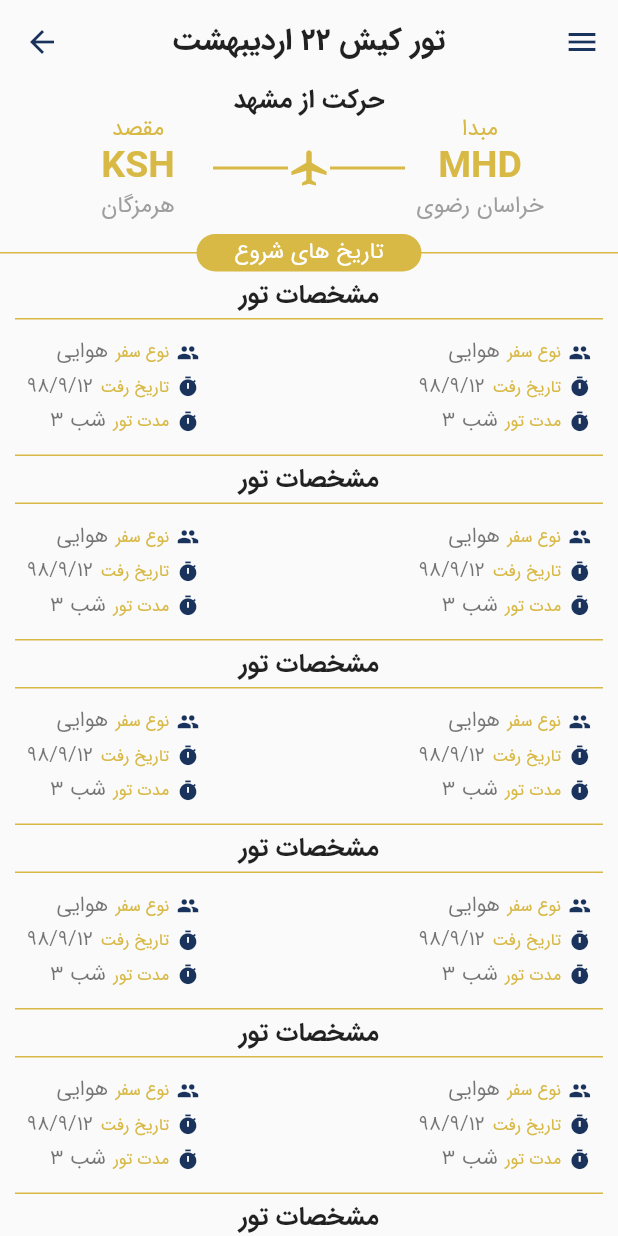
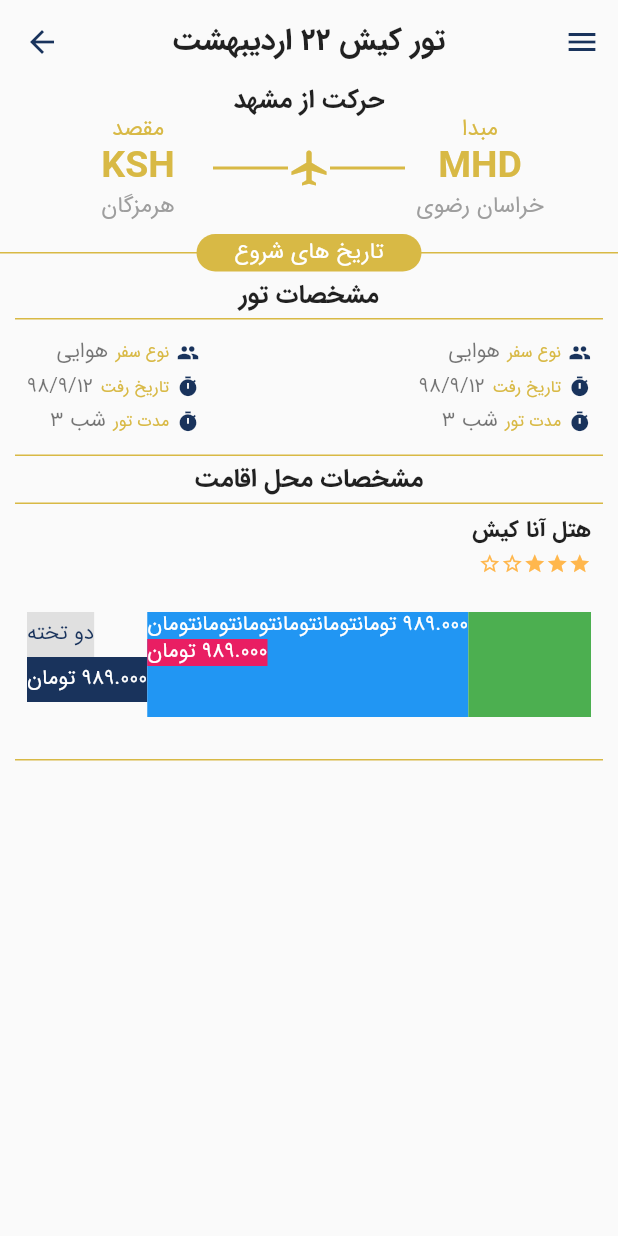
Before and after one commit to salehzarei/PartVanakApp, a Flutter app: the ToureDetilePage screen opened by its route, on a phone screen of 412 x 824 dp. Run offline on Flutter 3.47's test engine with Material 2 defaults, Android fonts, the phone set to English and light mode, and no system bars; our stand-ins replace cached_network_image, flutter_spinkit.

Commit message:
چالش اسکرون قیمت اتاق ها

```diff
--- a/lib/UI/toureDetiles/detiles.dart
+++ b/lib/UI/toureDetiles/detiles.dart
@@ -1,11 +1,6 @@
 import 'package:flutter/material.dart';
 
-class Detiles extends StatefulWidget {
-  @override
-  _DetilesState createState() => _DetilesState();
-}
-
-class _DetilesState extends State<Detiles> {
+class Detiles extends StatelessWidget {
   @override
   Widget build(BuildContext context) {
     return Column(
--- /dev/null
+++ b/lib/UI/toureDetiles/hoteldetile.dart
@@ -0,0 +1,260 @@
+import 'package:flutter/material.dart';
+
+class HotelDetile extends StatelessWidget {
+  @override
+  Widget build(BuildContext context) {
+    return Column(
+      crossAxisAlignment: CrossAxisAlignment.center,
+      mainAxisAlignment: MainAxisAlignment.center,
+      mainAxisSize: MainAxisSize.min,
+      children: <Widget>[
+        Padding(
+          padding: const EdgeInsets.symmetric(vertical: 5),
+          child: Text(
+            'مشخصات محل اقامت',
+            style: Theme.of(context).textTheme.title.copyWith(fontSize: 17),
+          ),
+        ),
+        Container(
+          margin: EdgeInsets.symmetric(horizontal: 10),
+          padding: EdgeInsets.all(8),
+          decoration: BoxDecoration(
+              border: Border(
+                  bottom: BorderSide(color: Theme.of(context).accentColor),
+                  top: BorderSide(color: Theme.of(context).accentColor))),
+          child: Column(
+            children: <Widget>[
+              Row(
+                mainAxisAlignment: MainAxisAlignment.spaceBetween,
+                textDirection: TextDirection.rtl,
+                crossAxisAlignment: CrossAxisAlignment.start,
+                children: <Widget>[
+                  Column(
+                    crossAxisAlignment: CrossAxisAlignment.start,
+                    textDirection: TextDirection.rtl,
+                    children: <Widget>[
+                      Text(
+                        'هتل آنا کیش',
+                        style: Theme.of(context)
+                            .textTheme
+                            .headline
+                            .copyWith(fontSize: 15),
+                      ),
+                      Padding(
+                        padding: const EdgeInsets.symmetric(vertical: 5),
+                        child: Row(
+                          textDirection: TextDirection.rtl,
+                          children: <Widget>[
+                            Icon(
+                              Icons.star,
+                              size: 15,
+                              color: Colors.orange.shade300,
+                            ),
+                            Icon(
+                              Icons.star,
+                              size: 15,
+                              color: Colors.orange.shade300,
+                            ),
+                            Icon(
+                              Icons.star,
+                              size: 15,
+                              color: Colors.orange.shade300,
+                            ),
+                            Icon(
+                              Icons.star_border,
+                              size: 15,
+                              color: Colors.orange.shade300,
+                            ),
+                            Icon(
+                              Icons.star_border,
+                              size: 15,
+                              color: Colors.orange.shade300,
+                            ),
+                          ],
+                        ),
+                      )
+                    ],
+                  )
+                ],
+              ),
+              // SingleChildScrollView(
+              //   scrollDirection: Axis.horizontal,
+              //                 child: Row(
+              //     children: <Widget>[
+              //       Column(
+              //         children: <Widget>[
+              //           Container(
+              //             color: Colors.grey.shade300,
+              //             alignment: Alignment.center,
+              //             height: 30,
+              //             child: Text('یک تخته',
+              //                 style: TextStyle(
+              //                     color: Theme.of(context).primaryColor)),
+              //           ),
+              //           Container(
+              //             color: Theme.of(context).primaryColor,
+              //             alignment: Alignment.center,
+              //             height: 30,
+              //             child: Text('989.000 تومان',
+              //                 textDirection: TextDirection.rtl,
+              //                 style: TextStyle(color: Colors.white)),
+              //           ),
+              //         ],
+              //       ),
+              //       Column(
+              //         children: <Widget>[
+              //           Container(
+              //             color: Colors.grey.shade300,
+              //             alignment: Alignment.center,
+              //             height: 30,
+              //             child: Text('دو تخته',
+              //                 style: TextStyle(
+              //                     color: Theme.of(context).primaryColor)),
+              //           ),
+              //           Container(
+              //             color: Theme.of(context).primaryColor,
+              //             alignment: Alignment.center,
+              //             height: 30,
+              //             child: Text('989.000 تومان',
+              //                 textDirection: TextDirection.rtl,
+              //                 style: TextStyle(color: Colors.white)),
+              //           ),
+              //         ],
+              //       ),
+              //       Column(
+              //         children: <Widget>[
+              //           Container(
+              //             color: Colors.grey.shade300,
+              //             alignment: Alignment.center,
+              //             height: 30,
+              //             child: Text('سه تخته',
+              //                 style: TextStyle(
+              //                     color: Theme.of(context).primaryColor)),
+              //           ),
+              //           Container(
+              //             color: Theme.of(context).primaryColor,
+              //             alignment: Alignment.center,
+              //             height: 30,
+              //             child: Text('989.000 تومان',
+              //                 textDirection: TextDirection.rtl,
+              //                 style: TextStyle(color: Colors.white)),
+              //           ),
+              //         ],
+              //       ),
+              //       Column(
+              //         children: <Widget>[
+              //           Container(
+              //             color: Colors.grey.shade300,
+              //             alignment: Alignment.center,
+              //             height: 30,
+              //             child: Text('کودک',
+              //                 style: TextStyle(
+              //                     color: Theme.of(context).primaryColor)),
+              //           ),
+              //           Container(
+              //             color: Theme.of(context).primaryColor,
+              //             alignment: Alignment.center,
+              //             height: 30,
+              //             child: Text('989.000 تومان',
+              //                 textDirection: TextDirection.rtl,
+              //                 style: TextStyle(color: Colors.white)),
+              //           ),
+              //         ],
+              //       ),
+              //       Expanded(
+              //         flex: 1,
+              //         child: Column(
+              //           children: <Widget>[
+              //             Container(
+              //               color: Colors.grey.shade300,
+              //               alignment: Alignment.center,
+              //               height: 30,
+              //               child: Text('بزرگسال',
+              //                   style: TextStyle(
+              //                       color: Theme.of(context).primaryColor)),
+              //             ),
+              //             Container(
+              //               color: Theme.of(context).primaryColor,
+              //               alignment: Alignment.center,
+              //               height: 30,
+              //               child: Text('989.000 تومان',
+              //                   textDirection: TextDirection.rtl,
+              //                   style: TextStyle(color: Colors.white)),
+              //             ),
+              //           ],
+              //         ),
+              //       ),
+              //     ],
+              //   ),
+              // ),
+
+              Container(
+                margin: EdgeInsets.symmetric(vertical: 20.0),
+                height: 70.0,
+                child: ListView(
+                  scrollDirection: Axis.horizontal,
+                  children: <Widget>[
+                    Wrap(
+                      direction: Axis.vertical,
+                      children: <Widget>[
+                        Container(
+                          color: Colors.grey.shade300,
+                          alignment: Alignment.center,
+                          height: 30,
+                          child: Text('دو تخته',
+                              style: TextStyle(
+                                  color: Theme.of(context).primaryColor)),
+                        ),
+                        Container(
+                          color: Theme.of(context).primaryColor,
+                          alignment: Alignment.center,
+                          height: 30,
+                          child: Text('989.000 تومان',
+                              textDirection: TextDirection.rtl,
+                              style: TextStyle(color: Colors.white)),
+                        ),
+                      ],
+                    ),
+                    Container(
+                      color: Colors.blue,
+                      child: Wrap(
+                        direction: Axis.vertical,
+                        children: <Widget>[
+                          ConstrainedBox(
+                            constraints: BoxConstraints(minWidth: 200),
+                            child: Text(
+                                '989.000 تومانتومانتومانتومانتومانتومان',
+                                textDirection: TextDirection.rtl,
+                                style: TextStyle(color: Colors.white)),
+                          ),
+                          Container(
+                            color: Colors.pink,
+                            child: Text('989.000 تومان',
+                                textDirection: TextDirection.rtl,
+                                style: TextStyle(color: Colors.white)),
+                          )
+                        ],
+                      ),
+                    ),
+                    Container(
+                      width: 160.0,
+                      color: Colors.green,
+                    ),
+                    Container(
+                      width: 160.0,
+                      color: Colors.yellow,
+                    ),
+                    Container(
+                      width: 160.0,
+                      color: Colors.orange,
+                    ),
+                  ],
+                ),
+              ),
+            ],
+          ),
+        ),
+      ],
+    );
+  }
+}
--- a/lib/main.dart
+++ b/lib/main.dart
@@ -11,6 +11,7 @@ main() {
       debugShowCheckedModeBanner: false,
       theme: ThemeData(
         backgroundColor: Colors.amber,
+        primaryColor: Color(0xFF19335C),
         accentColor: Color(0xFFD8B945),
         cardColor: Color(0xFFD8B945),
         iconTheme: IconThemeData(color: Color(0xFF19335C)),
@@ -33,8 +34,8 @@ main() {
       ),
       initialRoute: '/',
       routes: {
-         '/': (context) => HomePage(),
-        // '/': (context) => ToureDetilePage(),
+        // '/': (context) => HomePage(),
+         '/': (context) => ToureDetilePage(),
         '/tourelist': (context) => ToureListPage(),
         '/touredetile': (context) => ToureDetilePage()
       }));
--- a/lib/toureDetile.dart
+++ b/lib/toureDetile.dart
@@ -2,6 +2,7 @@ import 'package:flutter/cupertino.dart';
 import 'package:flutter/material.dart';
 import 'package:flutter/rendering.dart';
 import 'package:flutter/widgets.dart';
+import 'package:hello_flutter/UI/toureDetiles/hoteldetile.dart';
 import './UI/toureDetiles/detiles.dart';
 
 class ToureDetilePage extends StatelessWidget {
@@ -161,11 +162,7 @@ class ToureDetilePage extends StatelessWidget {
               shrinkWrap: true,
               children: <Widget>[
                 Detiles(),
-                Detiles(),
-                Detiles(),
-                Detiles(),
-                Detiles(),
-                Detiles(),
+                HotelDetile()
               ],
             ),
           ),
```
